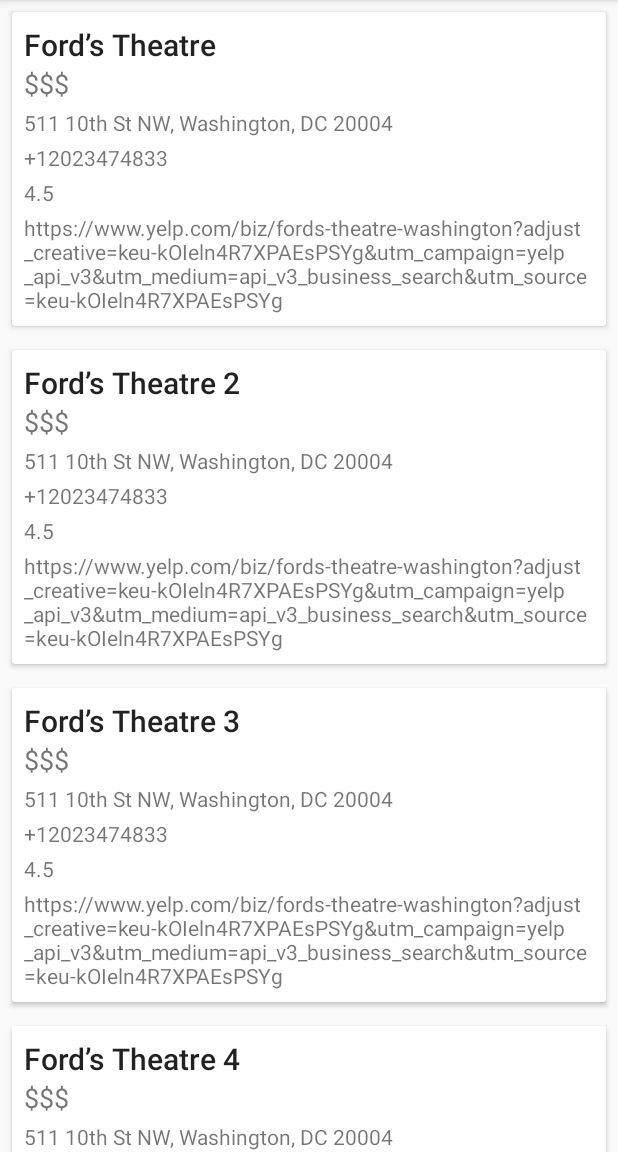
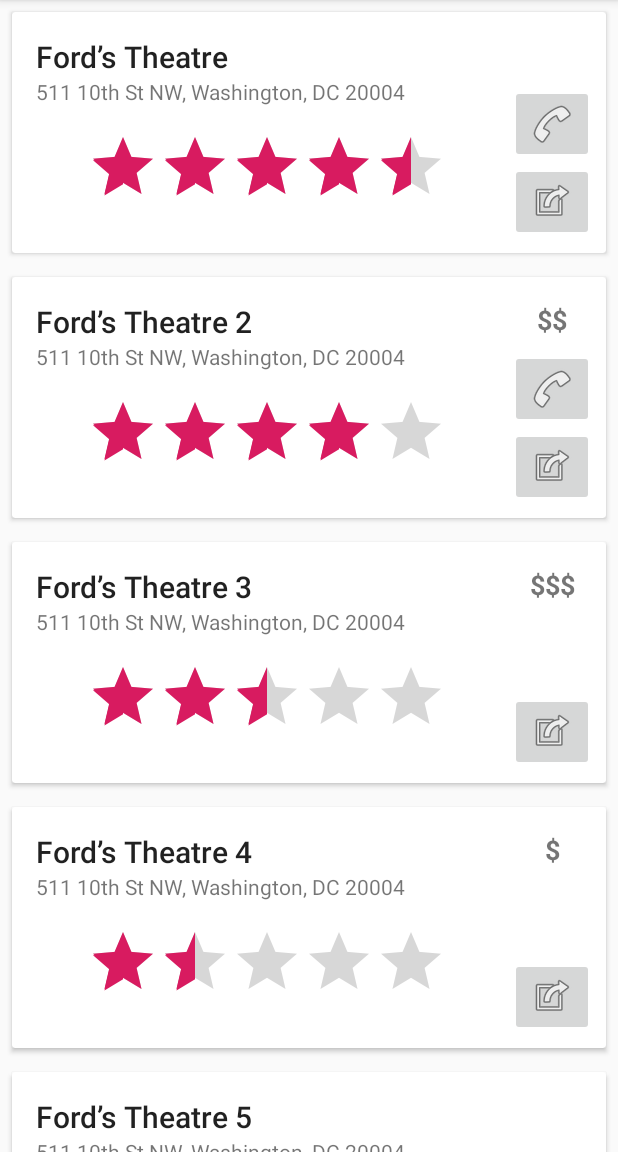
Before and after one commit to brookeclaroni/day-trip-planner, an Android app: the DetailsActivity screen opened directly, with no data from a screen before it, on a phone screen of 412 x 824 dp, the part 84-1236 px from its top. Run offline under Robolectric (Android 15) with nearby library versions, the phone set to English and light mode, and no system bars.

Commit message:
UI for details page complete

```diff
--- a/DayTripPlanner/app/src/main/java/com/example/day_trip_planner/DetailsActivity.kt
+++ b/DayTripPlanner/app/src/main/java/com/example/day_trip_planner/DetailsActivity.kt
@@ -19,13 +19,15 @@
         val entries = getFakeEntries()
         val adapter = EntryAdapter(entries)
         recyclerView.adapter = adapter
+
+
     }
 
     fun getFakeEntries(): List<Entry> {
         return listOf(
             Entry(
                 name = "Ford’s Theatre",
-                pricePoint = "$$$",
+                pricePoint = null,
                 rating = "4.5",
                 address = "511 10th St NW, Washington, DC 20004",
                 phone = "+12023474833",
@@ -33,8 +35,8 @@
             ),
             Entry(
                 name = "Ford’s Theatre 2",
-                pricePoint = "$$$",
-                rating = "4.5",
+                pricePoint = "$$",
+                rating = "4.0",
                 address = "511 10th St NW, Washington, DC 20004",
                 phone = "+12023474833",
                 url = "https://www.yelp.com/biz/fords-theatre-washington?adjust_creative=keu-kOIeln4R7XPAEsPSYg&utm_campaign=yelp_api_v3&utm_medium=api_v3_business_search&utm_source=keu-kOIeln4R7XPAEsPSYg"
@@ -42,23 +44,23 @@
             Entry(
                 name = "Ford’s Theatre 3",
                 pricePoint = "$$$",
-                rating = "4.5",
+                rating = "2.5",
                 address = "511 10th St NW, Washington, DC 20004",
-                phone = "+12023474833",
+                phone = null,
                 url = "https://www.yelp.com/biz/fords-theatre-washington?adjust_creative=keu-kOIeln4R7XPAEsPSYg&utm_campaign=yelp_api_v3&utm_medium=api_v3_business_search&utm_source=keu-kOIeln4R7XPAEsPSYg"
             ),
             Entry(
                 name = "Ford’s Theatre 4",
-                pricePoint = "$$$",
-                rating = "4.5",
+                pricePoint = "$",
+                rating = "1.25",
                 address = "511 10th St NW, Washington, DC 20004",
-                phone = "+12023474833",
+                phone = null,
                 url = "https://www.yelp.com/biz/fords-theatre-washington?adjust_creative=keu-kOIeln4R7XPAEsPSYg&utm_campaign=yelp_api_v3&utm_medium=api_v3_business_search&utm_source=keu-kOIeln4R7XPAEsPSYg"
             ),
             Entry(
                 name = "Ford’s Theatre 5",
-                pricePoint = "$$$",
-                rating = "4.5",
+                pricePoint = null,
+                rating = "0.5",
                 address = "511 10th St NW, Washington, DC 20004",
                 phone = "+12023474833",
                 url = "https://www.yelp.com/biz/fords-theatre-washington?adjust_creative=keu-kOIeln4R7XPAEsPSYg&utm_campaign=yelp_api_v3&utm_medium=api_v3_business_search&utm_source=keu-kOIeln4R7XPAEsPSYg"
--- a/DayTripPlanner/app/src/main/java/com/example/day_trip_planner/Entry.kt
+++ b/DayTripPlanner/app/src/main/java/com/example/day_trip_planner/Entry.kt
@@ -2,9 +2,9 @@
 
 data class Entry(
     val name: String,
-    val pricePoint: String,
+    val pricePoint: String?,
     val rating: String,
     val address: String,
-    val phone: String,
+    val phone: String?,
     val url: String
 )
--- a/DayTripPlanner/app/src/main/java/com/example/day_trip_planner/EntryAdapter.kt
+++ b/DayTripPlanner/app/src/main/java/com/example/day_trip_planner/EntryAdapter.kt
@@ -3,7 +3,10 @@
 import android.view.LayoutInflater
 import android.view.View
 import android.view.ViewGroup
+import android.widget.ImageButton
 import android.widget.TextView
+import android.widget.RatingBar
+import androidx.core.view.isInvisible
 import androidx.recyclerview.widget.RecyclerView
 
 class EntryAdapter(val entries: List<Entry>) : RecyclerView.Adapter<EntryAdapter.ViewHolder>(){
@@ -18,10 +21,12 @@
 
         holder.name.setText(currentEntry.name)
         holder.pricePoint.setText(currentEntry.pricePoint)
-        holder.rating.setText(currentEntry.rating)
         holder.address.setText(currentEntry.address)
-        holder.phone.setText(currentEntry.phone)
-        holder.url.setText(currentEntry.url)
+        holder.ratingBar.setRating(currentEntry.rating.toFloat())
+
+        if(currentEntry.phone == null)
+            holder.phoneButton.isInvisible = true
+        //holder.phoneButton.
     }
 
     override fun getItemCount(): Int {
@@ -32,9 +37,9 @@
 
         val name: TextView = itemView.findViewById(R.id.name)
         val pricePoint: TextView = itemView.findViewById(R.id.pricePoint)
-        val rating: TextView = itemView.findViewById(R.id.rating)
         val address: TextView = itemView.findViewById(R.id.address)
-        val phone: TextView = itemView.findViewById(R.id.phone)
-        val url: TextView = itemView.findViewById(R.id.url)
+        val ratingBar: RatingBar = itemView.findViewById(R.id.ratingBar)
+        val phoneButton: ImageButton = itemView.findViewById(R.id.phoneButton)
+        val urlButton: ImageButton = itemView.findViewById(R.id.urlButton)
     }
 }
--- a/DayTripPlanner/app/src/main/res/layout/row_entry.xml
+++ b/DayTripPlanner/app/src/main/res/layout/row_entry.xml
@@ -23,65 +23,63 @@
 
             <TextView
                 android:id="@+id/name"
-                android:layout_width="wrap_content"
+                android:layout_width="0dp"
                 android:layout_height="wrap_content"
+                android:layout_marginTop="8dp"
                 android:textAppearance="@style/Base.TextAppearance.AppCompat.Title"
-                app:layout_constraintStart_toStartOf="parent"
-                app:layout_constraintTop_toTopOf="parent"
-                tools:text="Business Name" />
+                app:layout_constraintEnd_toEndOf="@+id/address"
+                app:layout_constraintStart_toStartOf="@+id/address"
+                app:layout_constraintTop_toTopOf="parent" />
 
             <TextView
                 android:id="@+id/pricePoint"
                 android:layout_width="wrap_content"
                 android:layout_height="wrap_content"
+                android:layout_marginTop="8dp"
                 android:textSize="18sp"
-                app:layout_constraintStart_toStartOf="@id/name"
-                app:layout_constraintTop_toBottomOf="@id/name"
-                tools:text="$$$" />
+                android:textStyle="bold"
+                app:layout_constraintEnd_toEndOf="@+id/phoneButton"
+                app:layout_constraintStart_toStartOf="@+id/phoneButton"
+                app:layout_constraintTop_toTopOf="parent" />
 
             <TextView
                 android:id="@+id/address"
                 android:layout_width="0dp"
+                android:layout_height="19dp"
+                android:layout_marginStart="8dp"
+                android:layout_marginEnd="8dp"
+                app:layout_constraintEnd_toStartOf="@+id/phoneButton"
+                app:layout_constraintStart_toStartOf="parent"
+                app:layout_constraintTop_toBottomOf="@+id/name" />
+
+            <RatingBar
+                android:id="@+id/ratingBar"
+                android:layout_width="wrap_content"
                 android:layout_height="wrap_content"
-                android:layout_marginTop="4dp"
+                app:layout_constraintBottom_toBottomOf="parent"
+                app:layout_constraintEnd_toEndOf="@+id/address"
+                app:layout_constraintStart_toStartOf="@+id/address"
+                app:layout_constraintTop_toBottomOf="@+id/address" />
+
+            <ImageButton
+                android:id="@+id/phoneButton"
+                android:layout_width="wrap_content"
+                android:layout_height="wrap_content"
+                android:layout_marginTop="8dp"
+                android:contentDescription="@string/phone_icon"
                 app:layout_constraintEnd_toEndOf="parent"
-                app:layout_constraintHorizontal_bias="0.0"
-                app:layout_constraintStart_toStartOf="@id/name"
-                app:layout_constraintTop_toBottomOf="@id/pricePoint"
-                tools:text="1 Mass Ave" />
+                app:layout_constraintTop_toBottomOf="@+id/pricePoint"
+                app:srcCompat="@android:drawable/ic_menu_call" />
 
-            <TextView
-                android:id="@+id/phone"
-                android:layout_width="0dp"
+            <ImageButton
+                android:id="@+id/urlButton"
+                android:layout_width="wrap_content"
                 android:layout_height="wrap_content"
-                android:layout_marginTop="4dp"
+                android:contentDescription="@string/url_icon"
+                app:layout_constraintBottom_toBottomOf="parent"
                 app:layout_constraintEnd_toEndOf="parent"
-                app:layout_constraintHorizontal_bias="0.0"
-                app:layout_constraintStart_toStartOf="@id/name"
-                app:layout_constraintTop_toBottomOf="@+id/address"
-                tools:text="+11111111111" />
-
-            <TextView
-                android:id="@+id/rating"
-                android:layout_width="0dp"
-                android:layout_height="wrap_content"
-                android:layout_marginTop="4dp"
-                app:layout_constraintEnd_toEndOf="parent"
-                app:layout_constraintHorizontal_bias="0.0"
-                app:layout_constraintStart_toStartOf="@id/name"
-                app:layout_constraintTop_toBottomOf="@+id/phone"
-                tools:text="5.0" />
-
-            <TextView
-                android:id="@+id/url"
-                android:layout_width="0dp"
-                android:layout_height="wrap_content"
-                android:layout_marginTop="4dp"
-                app:layout_constraintEnd_toEndOf="parent"
-                app:layout_constraintHorizontal_bias="0.0"
-                app:layout_constraintStart_toStartOf="@id/name"
-                app:layout_constraintTop_toBottomOf="@+id/rating"
-                tools:text="google.com" />
+                app:layout_constraintTop_toBottomOf="@+id/phoneButton"
+                app:srcCompat="@android:drawable/ic_menu_set_as" />
 
 
         </androidx.constraintlayout.widget.ConstraintLayout>
--- a/DayTripPlanner/app/src/main/res/values/strings.xml
+++ b/DayTripPlanner/app/src/main/res/values/strings.xml
@@ -9,6 +9,8 @@
     <string name="destination_hint">Location</string>
     <string name="search_results">Search Results</string>
     <string name="cancel">Cancel</string>
+    <string name="phone_icon">[Phone Icon]</string>
+    <string name="url_icon">[URL Icon]</string>
 
     <string-array name="cuisine_choices">
         <item>Select Food Type</item>
```
Also changed, not shown: DayTripPlanner/app/src/main/open_icon-web.png (added).
